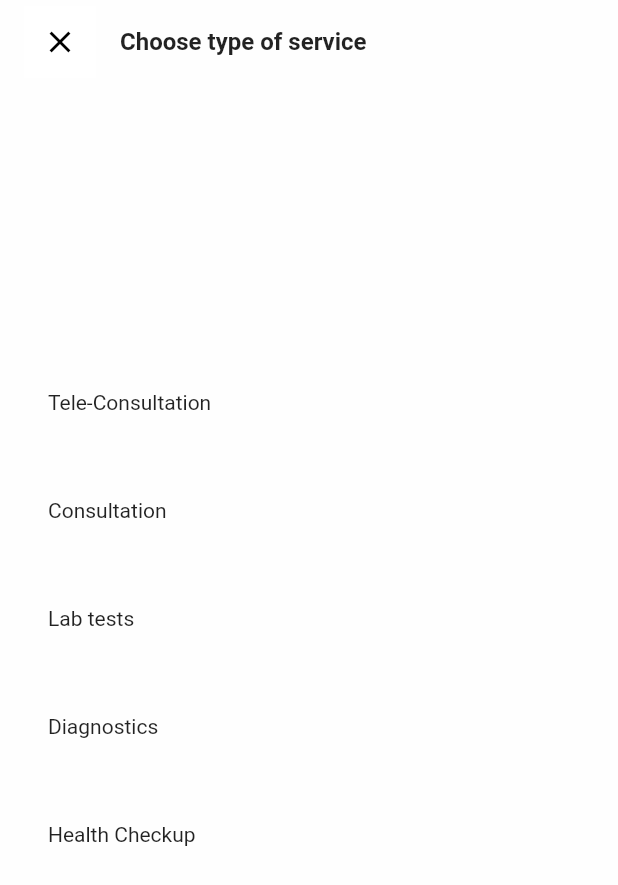
After one commit to viveky259259/medical_history_app, a Flutter app: the AddConsultationPage screen opened directly, on a phone screen of 412 x 824 dp. The commit adds this screen. Shown: the top 885 px of the screen. Run offline on Flutter 3.47's test engine with Material 2 defaults, Android fonts, the phone set to English and light mode, and no system bars; our stand-ins replace page_transition.

Commit message:
added add consulation with animation

```diff
--- /dev/null
+++ b/lib/common/constants.dart
@@ -0,0 +1,3 @@
+class AppConstants {
+  static const int animtionTime = 374;
+}
--- a/lib/common/text_styles.dart
+++ b/lib/common/text_styles.dart
@@ -10,5 +10,6 @@ class AppTextStyles {
   static TextStyle smallBold =
       const TextStyle(fontSize: 12, fontWeight: FontWeight.bold);
   static TextStyle smallBigBold =
-  const TextStyle(fontSize: 14, fontWeight: FontWeight.bold);
+      const TextStyle(fontSize: 14, fontWeight: FontWeight.bold);
+  static TextStyle smallBigNormal = const TextStyle(fontSize: 14);
 }
--- /dev/null
+++ b/lib/features/consultation/add_consultation/pages/add_consultation_page.dart
@@ -0,0 +1,130 @@
+import 'package:flutter/material.dart';
+import 'package:medical_history_app/common/constants.dart';
+import 'package:medical_history_app/common/text_styles.dart';
+import 'package:medical_history_app/features/consultation/add_consultation/widgets/molecules/consultation_service_type_widget.dart';
+import 'package:medical_history_app/features/home/widgets/atom/cta_button.dart';
+
+class AddConsultationPage extends StatefulWidget {
+  const AddConsultationPage({Key? key}) : super(key: key);
+
+  @override
+  State<AddConsultationPage> createState() => _AddConsultationPageState();
+}
+
+class _AddConsultationPageState extends State<AddConsultationPage>
+    with TickerProviderStateMixin {
+  late AnimationController controller;
+  late Animation<Color?> colorAnimation;
+  late Animation<int> layoutAnimation;
+  int selectedIndex = -1;
+  List<String> serviceTypes = [
+    "Tele-Consultation",
+    "Consultation",
+    "Lab tests",
+    "Diagnostics",
+    "Health Checkup"
+  ];
+
+  @override
+  void initState() {
+    super.initState();
+    controller = AnimationController(
+        vsync: this,
+        duration: Duration(milliseconds: AppConstants.animtionTime));
+    colorAnimation = ColorTween(
+      begin: Color(0xff0055FF),
+      end: Colors.white70,
+    ).animate(controller);
+    layoutAnimation = IntTween(begin: 16, end: 0)
+        .animate(CurvedAnimation(parent: controller, curve: Curves.easeOut));
+    WidgetsBinding.instance.addPostFrameCallback((timeStamp) {
+      controller.forward();
+      controller.addListener(() {
+        setState(() {});
+      });
+    });
+  }
+
+  @override
+  Widget build(BuildContext context) {
+    return Scaffold(
+      body: Container(
+        color: colorAnimation.value,
+        child: Stack(
+          children: [
+            Positioned(
+              top: MediaQuery.of(context).padding.top - layoutAnimation.value,
+              width: MediaQuery.of(context).size.width,
+              child: ListTile(
+                leading: Hero(
+                    tag: "add-consultation-hero-tag",
+                    child: Material(
+                      color: Colors.white,
+                      child: IconButton(
+                          onPressed: () {
+                            Navigator.of(context).pop();
+                          },
+                          icon: Center(
+                            child: Icon(
+                              Icons.close,
+                              color: Colors.black,
+                            ),
+                          )),
+                    )),
+                title: Text("Choose type of service",
+                    style: AppTextStyles.normalBold),
+              ),
+            ),
+            Positioned(
+              left: layoutAnimation.value.toDouble(),
+              width: MediaQuery.of(context).size.width,
+              height: MediaQuery.of(context).size.height,
+              child: Align(
+                alignment: Alignment.centerLeft,
+                child: Padding(
+                  padding: EdgeInsets.symmetric(horizontal: 16),
+                  child: ListView.separated(
+                      shrinkWrap: true,
+                      itemBuilder: (context, index) {
+                        return ConsultationServiceType(
+                          serviceName: serviceTypes[index],
+                          isSelected: index == selectedIndex,
+                          onTap: () {
+                            if (selectedIndex != index) {
+                              selectedIndex = index;
+                            } else {
+                              selectedIndex = -1;
+                            }
+                            setState(() {});
+                          },
+                        );
+                      },
+                      separatorBuilder: (context, index) {
+                        return SizedBox(
+                          height: 16,
+                        );
+                      },
+                      itemCount: serviceTypes.length),
+                ),
+              ),
+            ),
+            AnimatedPositioned(
+              duration: Duration(milliseconds: AppConstants.animtionTime),
+              height: selectedIndex > -1 ? 48 : 0,
+              bottom:  selectedIndex > -1 ? MediaQuery.of(context).padding.bottom + 16 :-100,
+              child: Container(
+                width: MediaQuery.of(context).size.width,
+                height: 48,
+                padding: EdgeInsets.symmetric(horizontal: 32),
+                child: CtaButton(
+                  text: "Continue",
+                  onPressed: () {},
+                ),
+              ),
+            )
+          ],
+        ),
+      ),
+    );
+  }
+}
--- /dev/null
+++ b/lib/features/consultation/add_consultation/widgets/molecules/consultation_service_type_widget.dart
@@ -0,0 +1,46 @@
+import 'package:flutter/material.dart';
+import 'package:medical_history_app/common/text_styles.dart';
+
+class ConsultationServiceType extends StatelessWidget {
+  final bool isSelected;
+  final String serviceName;
+  final Function() onTap;
+
+  const ConsultationServiceType(
+      {Key? key,
+      required this.serviceName,
+      required this.onTap,
+      this.isSelected = false})
+      : super(key: key);
+
+  @override
+  Widget build(BuildContext context) {
+    return ListTile(
+      onTap: () {
+        onTap();
+      },
+      leading: isSelected
+          ? Container(
+              width: 8,
+              alignment: Alignment.centerLeft,
+              decoration: BoxDecoration(
+                shape: BoxShape.circle,
+                color: Color(0xff0055FF),
+              ))
+          : null,
+      title: Text(
+        serviceName,
+        style: isSelected
+            ? AppTextStyles.smallBigBold
+            : AppTextStyles.smallBigNormal,
+      ),
+      trailing: isSelected
+          ? Icon(
+              Icons.check_circle,
+              color: Colors.black,
+              size: 32,
+            )
+          : null,
+    );
+  }
+}
--- a/lib/features/home/widgets/molecules/consulation_card.dart
+++ b/lib/features/home/widgets/molecules/consulation_card.dart
@@ -1,6 +1,7 @@
 import 'package:flutter/material.dart';
 import 'package:medical_history_app/common/text_styles.dart';
-import 'package:medical_history_app/features/dashboard/widgets/atom/consultation_prescription.dart';
+
+import 'package:medical_history_app/features/history/widgets/atom/consultation_prescription.dart';
 import 'package:medical_history_app/features/home/widgets/atom/cosultation_item_bottom.dart';
 import 'package:medical_history_app/features/home/widgets/atom/cta_button.dart';
 import 'package:medical_history_app/features/home/widgets/molecules/cosultation_item_top.dart';
--- a/pubspec.yaml
+++ b/pubspec.yaml
@@ -35,6 +35,8 @@ dependencies:
   # The following adds the Cupertino Icons font to your application.
   # Use with the CupertinoIcons class for iOS style icons.
   cupertino_icons: ^1.0.2
+  page_transition: ^2.0.9
+
 
 dev_dependencies:
   flutter_test:
```
Also changed, not shown: lib/features/history/pages/history_page.dart (renamed from lib/features/dashboard/pages/dashboard_page.dart, +28 -5 lines), lib/features/home/pages/home_page.dart (+6 -4 lines), lib/features/home/widgets/organisms/consultation_edit_feedback.dart (+7 -5 lines), lib/features/home/widgets/organisms/edit_feedback_overlay.dart (deleted, +0 -10 lines), lib/features/history/widgets/atom/consultation_prescription.dart (renamed from lib/features/dashboard/widgets/atom/consultation_prescription.dart), pubspec.lock.
